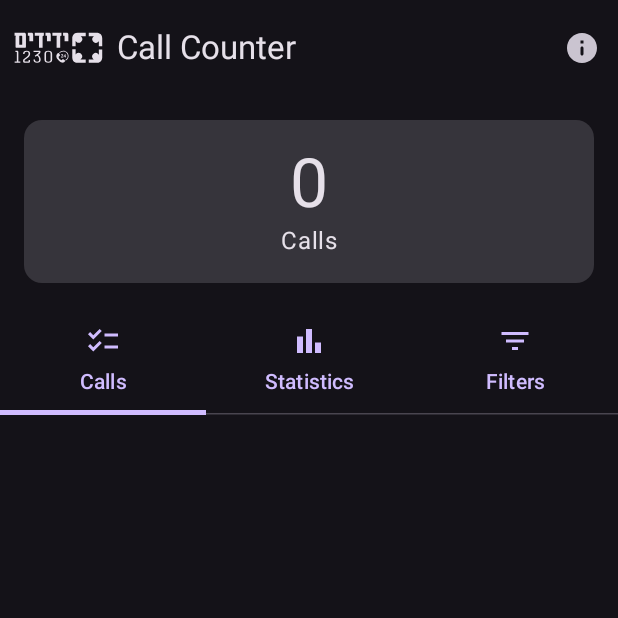
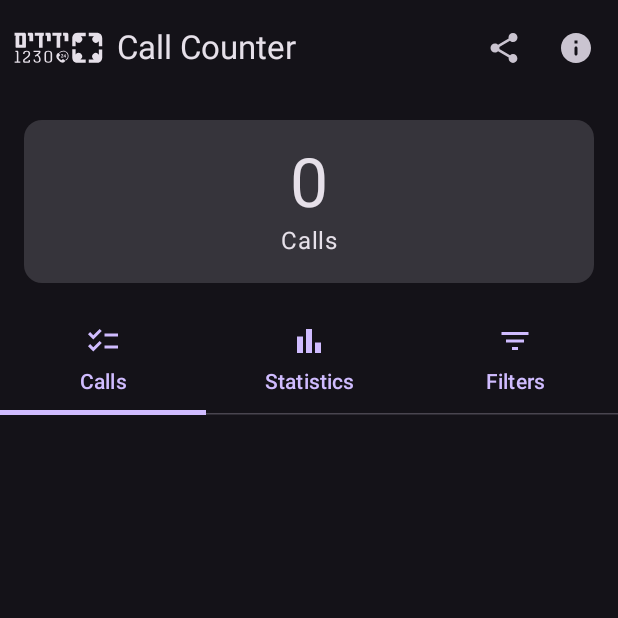
Before and after one commit to YeudaBy/YedidimCallCounter, an Android app built with Jetpack Compose: the screen it shows after launch (MainActivity), on a phone screen of 412 x 824 dp, the top half of it. Run offline under Robolectric (Android 15) with nearby library versions, the phone set to English and light mode, and no system bars; our stand-ins replace Timber; libraries missing offline, so code that uses them is left out: com.patrykandpatrick.vico.

Commit message:
add share

```diff
--- a/app/src/main/java/com/yeudaby/callscounter/screens/mainScreen/MainScreen.kt
+++ b/app/src/main/java/com/yeudaby/callscounter/screens/mainScreen/MainScreen.kt
@@ -24,6 +24,7 @@ import androidx.compose.foundation.pager.rememberPagerState
 import androidx.compose.foundation.text.KeyboardOptions
 import androidx.compose.material.icons.Icons
 import androidx.compose.material.icons.rounded.Info
+import androidx.compose.material.icons.rounded.Share
 import androidx.compose.material3.Card
 import androidx.compose.material3.CardDefaults
 import androidx.compose.material3.ExperimentalMaterial3Api
@@ -31,6 +32,7 @@ import androidx.compose.material3.FilterChip
 import androidx.compose.material3.FilterChipDefaults
 import androidx.compose.material3.HorizontalDivider
 import androidx.compose.material3.Icon
+import androidx.compose.material3.IconButton
 import androidx.compose.material3.ListItem
 import androidx.compose.material3.ListItemDefaults
 import androidx.compose.material3.MaterialTheme
@@ -122,15 +124,18 @@ fun MainScreen(
                 )
             },
             actions = {
-                Icon(
-                    imageVector = Icons.Rounded.Info,
-                    contentDescription = stringResource(R.string.info),
-                    modifier = Modifier
-                        .clickable {
-                            navigateToInfo()
-                        }
-                        .padding(8.dp)
-                )
+                IconButton(onClick = { viewModel.shareApp(context) }) {
+                    Icon(
+                        imageVector = Icons.Rounded.Share,
+                        contentDescription = stringResource(R.string.share),
+                    )
+                }
+                IconButton(onClick = { navigateToInfo() }) {
+                    Icon(
+                        imageVector = Icons.Rounded.Info,
+                        contentDescription = stringResource(R.string.info),
+                    )
+                }
             }
         )
 
--- a/app/src/main/res/values/strings.xml
+++ b/app/src/main/res/values/strings.xml
@@ -43,4 +43,6 @@
     <string name="latest_releases_url" translatable="false">https://github.com/YeudaBy/YedidimCallCounter/releases/latest</string>
     <string name="latest_releases">Check for updates</string>
     <string name="seconds_helper_text">This may take a few seconds to load…</string>
+    <string name="share">share</string>
+    <string name="share_text">Hey!\n\nI just wanted to share an app for Yedidim dispatchers that can help you track your call count during your volunteer shifts.\n\nCheck it out now!</string>
 </resources>
```
Also changed, not shown: app/src/main/java/com/yeudaby/callscounter/screens/mainScreen/MainScreenViewModel.kt (+18 -0 lines), 1 other file.
